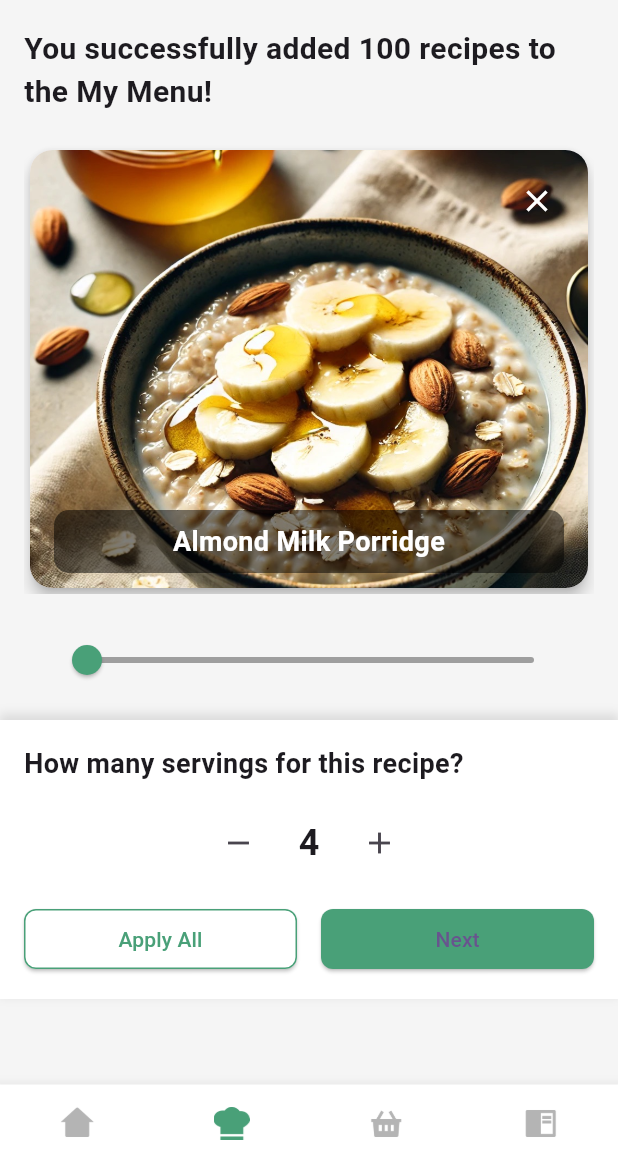
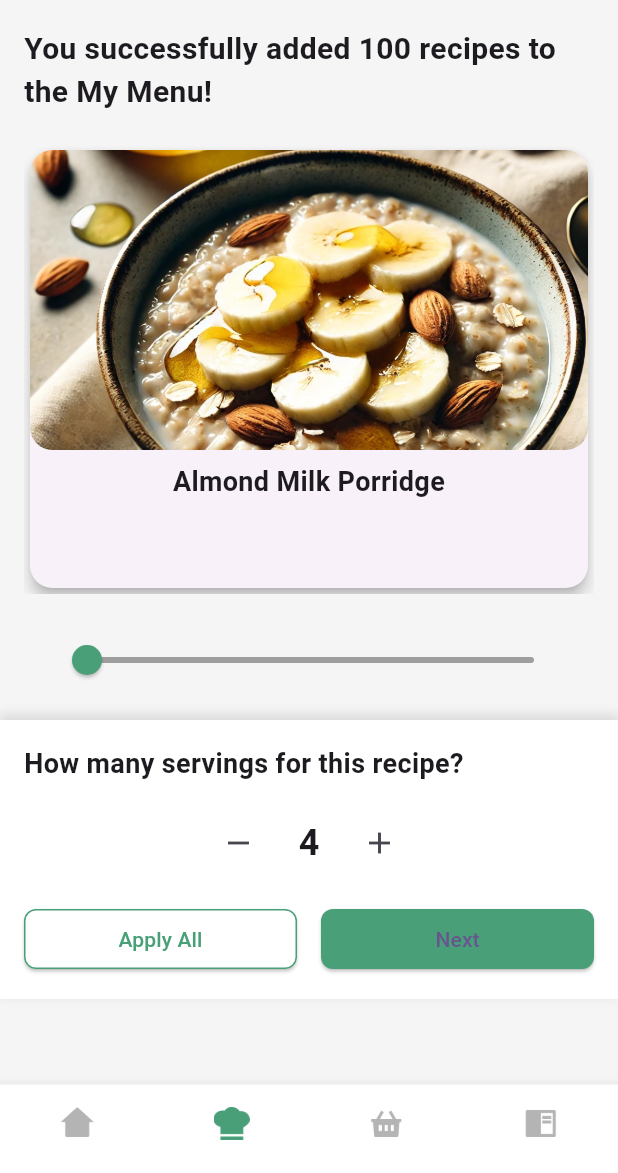
Before and after one commit to aadityayadav17/binarybandits, a Flutter app: the RecipeOverviewScreen screen opened directly, on a phone screen of 412 x 824 dp, the part 63-1236 px from its top. Run offline on Flutter 3.47's test engine with Material 3 defaults, Android fonts, the phone set to English and light mode, and no system bars; our stand-ins replace country_code_picker, dropdown_button2, firebase_core, google_fonts; accounts and stored records are empty.

Commit message:
Recipe Overview (11/n) - Recipe Name Separately than Image

```diff
--- a/lib/screens/recipe_overview_screen.dart
+++ b/lib/screens/recipe_overview_screen.dart
@@ -101,7 +101,7 @@ class _RecipeOverviewScreenState extends State<RecipeOverviewScreen> {
                                 shape: RoundedRectangleBorder(
                                   borderRadius: BorderRadius.circular(15),
                                 ),
-                                child: Stack(
+                                child: Column(
                                   children: [
                                     ClipRRect(
                                       borderRadius: BorderRadius.circular(15),
@@ -109,42 +109,23 @@ class _RecipeOverviewScreenState extends State<RecipeOverviewScreen> {
                                         recipe.image, // Use the recipe image
                                         fit: BoxFit.cover,
                                         width: double.infinity,
-                                        height: double.infinity,
+                                        height:
+                                            200, // Adjust the height for the image
                                       ),
                                     ),
-                                    Positioned(
-                                      top: 10,
-                                      right: 10,
-                                      child: IconButton(
-                                        icon: const Icon(Icons.close,
-                                            color: Colors.white),
-                                        onPressed: () {
-                                          // Handle close button press
-                                        },
-                                      ),
-                                    ),
-                                    // Add the recipe name below the image
-                                    Positioned(
-                                      bottom: 10,
-                                      left: 16,
-                                      right: 16,
-                                      child: Container(
+                                    const SizedBox(
+                                        height:
+                                            8), // Add some space between the image and name
+                                    // Display the recipe name below the image
+                                    Padding(
                                       padding: const EdgeInsets.symmetric(
-                                            vertical: 8.0),
-                                        decoration: BoxDecoration(
-                                          color: Colors.black.withOpacity(0.5),
-                                          borderRadius:
-                                              BorderRadius.circular(10),
-                                        ),
+                                          horizontal: 16.0),
                                       child: Text(
-                                          recipe
-                                              .name, // Display the recipe name
+                                        recipe.name, // Display the recipe name
                                         textAlign: TextAlign.center,
                                         style: const TextStyle(
-                                            color: Colors.white,
                                           fontSize: 18,
                                           fontWeight: FontWeight.bold,
-                                          ),
                                         ),
                                       ),
                                     ),
```
Lines whose indentation alone changed are shown as unchanged.
